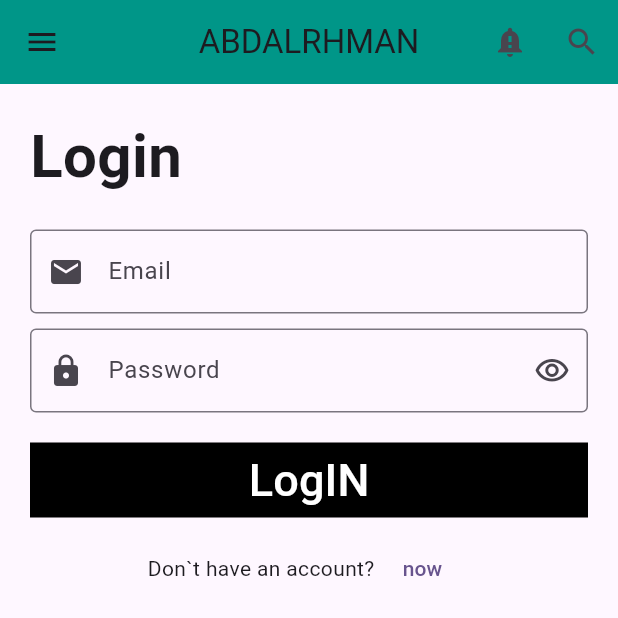
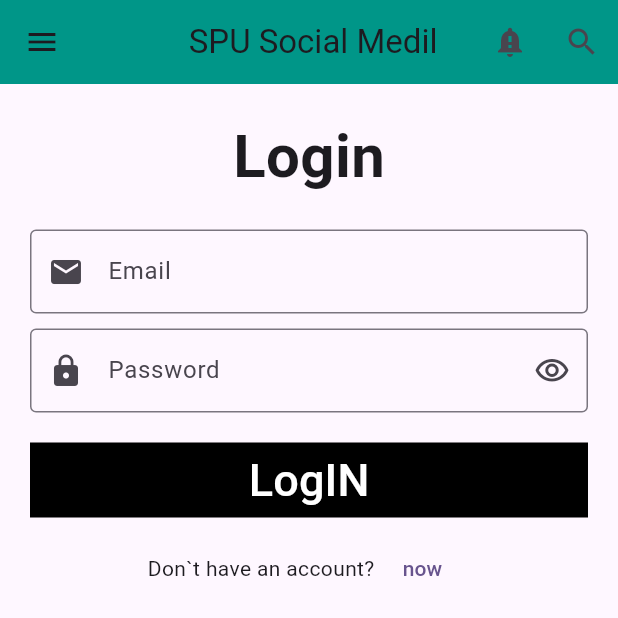
Before and after one commit to AbdalrhmanCR7/social_app, a Flutter app: the screen it shows after launch, on a phone screen of 412 x 824 dp, the top half of it. Run offline on Flutter 3.47's test engine with Material 3 defaults, Android fonts, the phone set to English and light mode, and no system bars; our stand-ins replace firebase_core; accounts and stored records are empty.

Commit message:
This new code

```diff
--- a/lib/modules/componests/componests.dart
+++ b/lib/modules/componests/componests.dart
@@ -1,63 +1,60 @@
-
 import 'package:flutter/material.dart';
 
- Widget defaultButton ({
-  double width =double.infinity,
+Widget defaultButton({
+  double width = double.infinity,
   Color background = Colors.black,
-  bool isUpprCsae =true,
-  double radius =0.0,
-  required String  text,
-   required Function function ,}) =>
+  bool isUpprCsae = true,
+  double radius = 0.0,
+  required String text,
+  required Function function,
+}) =>
     Container(
         width: width,
         height: 50.0,
-
         child: MaterialButton(
-          onPressed: ( ){function();},
-
+          onPressed: () {
+            function();
+          },
           child: Text(
-          isUpprCsae ? text.toUpperCase(): text,
-
+            isUpprCsae ? text.toUpperCase() : text,
             style: TextStyle(
-            color:Colors.white,
+              color: Colors.white,
               fontSize: 30,
             ),
           ),
-
         ),
-      decoration:BoxDecoration(
+        decoration: BoxDecoration(
           borderRadius: BorderRadius.circular(
             radius,
           ),
-        color : background,
+          color: background,
+        ));
 
-      )
-    );
-Widget defoultbTextFormField(
-{
+Widget defoultbTextFormField({
   required TextEditingController controller,
- required  TextInputType type,
- required String ? Function (String? value) validate,
+  required TextInputType type,
+  required String? Function(String? value) validate,
   required String label,
   required IconData prifix,
-  bool isPassword=false,
+  bool isPassword = false,
   IconData? suffix,
-  Function ? suffixPresert,
-
-})=> TextFormField(
+  Function? suffixPresert,
+}) =>
+    TextFormField(
       controller: controller,
       keyboardType: type,
-  obscureText: isPassword ,
-  validator: ( String?value) =>validate (value),
+      obscureText: isPassword,
+      validator: (String? value) => validate(value),
       decoration: InputDecoration(
-
- labelText:  label,
-  prefixIcon:Icon(prifix) ,
-  suffixIcon: suffix!=null? IconButton
-    (onPressed: () { suffixPresert!(); },
-    icon: Icon(suffix)
-  )
-      :null,
-border:OutlineInputBorder(),
+        labelText: label,
+        prefixIcon: Icon(prifix),
+        suffixIcon: suffix != null
+            ? IconButton(
+                onPressed: () {
+                  suffixPresert!();
+                },
+                icon: Icon(suffix))
+            : null,
+        border: const OutlineInputBorder(),
       ),
     );
--- a/lib/social_app/social_media_app.dart
+++ b/lib/social_app/social_media_app.dart
@@ -1,5 +1,6 @@
-
+import 'package:flutter/cupertino.dart';
 import 'package:flutter/material.dart';
+import 'package:flutter/painting.dart';
 import 'package:social_app/modules/componests/componests.dart';
 
 class loginscreen extends StatefulWidget {
@@ -21,7 +22,7 @@ class _loginscreenState extends State<loginscreen> {
         leading: const Icon(
           Icons.menu,
         ),
-        title: Text('ABDALRHMAN'),
+        title: Text(' SPU Social Medil'),
         centerTitle: true,
         actions: [
           IconButton(
@@ -42,18 +43,20 @@ class _loginscreenState extends State<loginscreen> {
           ),
         ],
       ),
-      body:Padding(
-        padding: EdgeInsets.all(20.0),
+      body: Padding(
+        padding: const EdgeInsets.all(20.0),
         child: Form(
           key: formkey,
           child: Column(
             crossAxisAlignment: CrossAxisAlignment.start,
             children: [
-              Text(
-                "Login",
-                style: TextStyle(
-                  fontSize: 40,
-                  fontWeight: FontWeight.bold,
+              const Center(
+                child: Text(
+                  "Login",
+                  style: TextStyle(
+                    fontSize: 40,
+                    fontWeight: FontWeight.bold,
+                  ),
                 ),
               ),
               SizedBox(height: 20),
@@ -92,7 +95,7 @@ class _loginscreenState extends State<loginscreen> {
                     return null;
                   }),
               SizedBox(height: 20),
-// هاد تابع مستعا من صفحة عامل فيها زر ال لوك ان
+              // هاد تابع مستعا من صفحة عامل فيها زر ال لوك ان
               // ريسبل كومبوننت
 
               defaultButton(
@@ -106,15 +109,15 @@ class _loginscreenState extends State<loginscreen> {
                   }
                 },
               ),
-              SizedBox(height: 10),
+              const SizedBox(height: 10),
 
               Row(
                 mainAxisAlignment: MainAxisAlignment.center,
                 children: [
-                  Text('Don`t have an account?'),
+                  const Text('Don`t have an account?'),
                   TextButton(
                     onPressed: () {},
-                    child: Text(
+                    child: const Text(
                       'now',
                     ),
                   ),
--- a/pubspec.yaml
+++ b/pubspec.yaml
@@ -59,11 +59,9 @@ flutter:
   # included with your application, so that you can use the icons in
   # the material Icons class.
   uses-material-design: true
+  assets:
+    - images/
 
-  # To add assets to your application, add an assets section, like this:
-  # assets:
-  #   - images/a_dot_burr.jpeg
-  #   - images/a_dot_ham.jpeg
 
   # An image asset can refer to one or more resolution-specific "variants", see
   # https://flutter.dev/assets-and-images/#resolution-aware
```
Also changed, not shown: lib/main.dart (+1 -15 lines), images/spu.png (added). Lines whose indentation alone changed are shown as unchanged.
